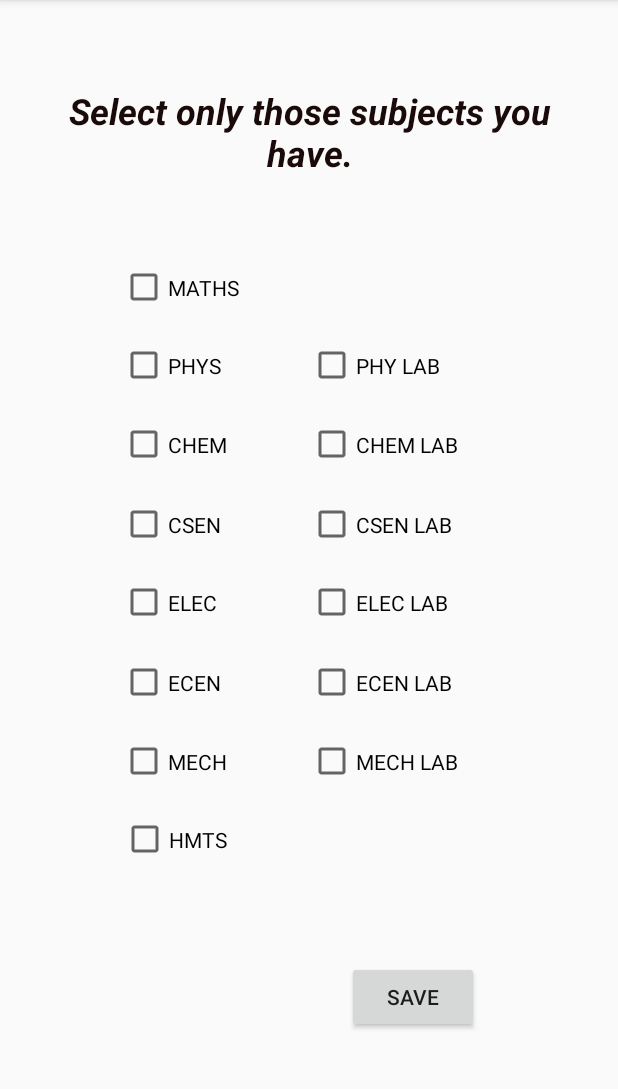
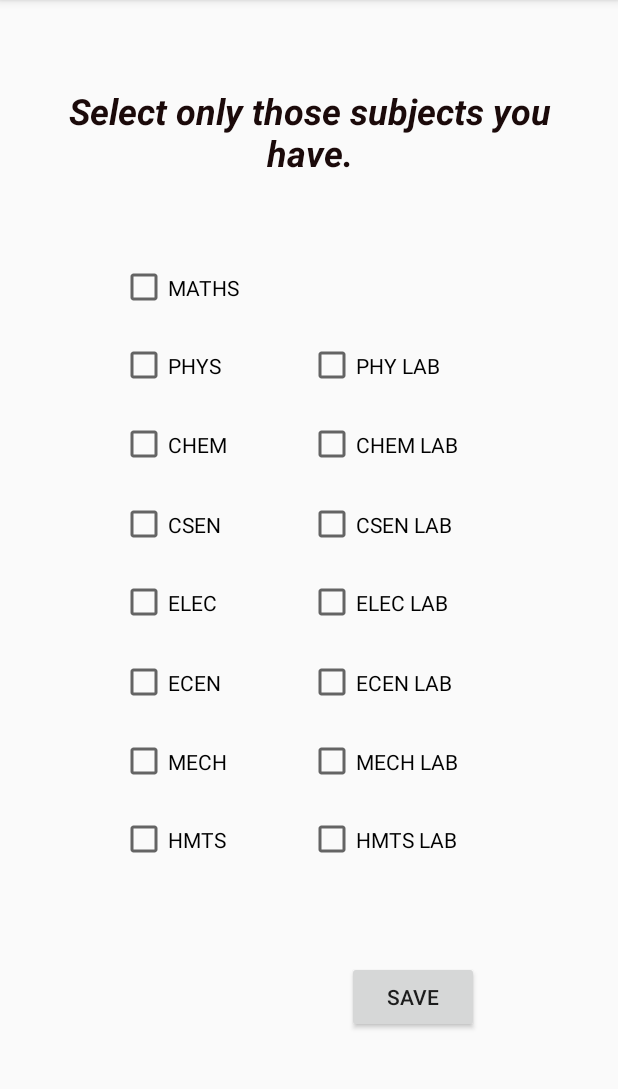
Before and after one commit to LogaN210101/Attendance-Manager, an Android app: the Studentsubs screen opened directly, with no data from a screen before it, after a tap on "SAVE", on a phone screen of 412 x 824 dp, the part 84-1173 px from its top. Run offline under Robolectric (Android 15) with nearby library versions, the light colour scheme and no system bars.

Commit message:
Added one more subject.

```diff
--- a/app/src/main/java/com/example/attendancemanager/Studentsubs.java
+++ b/app/src/main/java/com/example/attendancemanager/Studentsubs.java
@@ -12,7 +12,7 @@ import android.widget.Toast;
 
 public class Studentsubs extends AppCompatActivity {
     private Button save;
-    private CheckBox MATHS,PHYS,PHLAB,CHEM,CHLAB,ELEC,ELECLAB,ECE,ECELAB,MECH,MECHLAB,HMTS,CSEN,CSLAB;
+    private CheckBox MATHS,PHYS,PHLAB,CHEM,CHLAB,ELEC,ELECLAB,ECE,ECELAB,MECH,MECHLAB,HMTS,HMTSLAB,CSEN,CSLAB;
     String subjects[]=new String[14],Subs="";
     int i=0,a=0;
     @Override
@@ -33,6 +33,7 @@ public class Studentsubs extends AppCompatActivity {
         MECH=findViewById(R.id.mechanical);
         MECHLAB=findViewById(R.id.mechlab);
         HMTS=findViewById(R.id.humanities);
+        HMTSLAB=findViewById(R.id.hmtslab);
         CSEN=findViewById(R.id.computer);
         CSLAB=findViewById(R.id.cslab);
 
@@ -74,6 +75,8 @@ public class Studentsubs extends AppCompatActivity {
             subjects[i++] = MECHLAB.getText().toString();
         if (HMTS.isChecked())
             subjects[i++] = HMTS.getText().toString();
+        if (HMTSLAB.isChecked())
+            subjects[i++] = HMTSLAB.getText().toString();
 
 
 
--- a/app/src/main/res/layout/activity_studentsubs.xml
+++ b/app/src/main/res/layout/activity_studentsubs.xml
@@ -22,13 +22,13 @@
 
     <CheckBox
         android:id="@+id/maths"
-        android:layout_width="250dp"
+        android:layout_width="125dp"
         android:layout_height="50dp"
         android:text="MATHS"
 
         app:layout_constraintBottom_toBottomOf="parent"
         app:layout_constraintEnd_toEndOf="parent"
-        app:layout_constraintHorizontal_bias="0.493"
+        app:layout_constraintHorizontal_bias="0.279"
         app:layout_constraintStart_toStartOf="parent"
         app:layout_constraintTop_toTopOf="parent"
         app:layout_constraintVertical_bias="0.232" />
@@ -100,13 +100,13 @@
 
     <CheckBox
         android:id="@+id/humanities"
-        android:layout_width="250dp"
+        android:layout_width="125dp"
         android:layout_height="50dp"
         android:text="HMTS"
 
         app:layout_constraintBottom_toBottomOf="parent"
         app:layout_constraintEnd_toEndOf="parent"
-        app:layout_constraintHorizontal_bias="0.496"
+        app:layout_constraintHorizontal_bias="0.279"
         app:layout_constraintStart_toStartOf="parent"
         app:layout_constraintTop_toTopOf="parent"
         app:layout_constraintVertical_bias="0.745" />
@@ -218,4 +218,16 @@
         app:layout_constraintTop_toTopOf="parent"
         app:layout_constraintVertical_bias="0.89" />
 
+    <CheckBox
+        android:id="@+id/hmtslab"
+        android:layout_width="125dp"
+        android:layout_height="50dp"
+        android:text="HMTS LAB"
+        app:layout_constraintBottom_toBottomOf="parent"
+        app:layout_constraintEnd_toEndOf="parent"
+        app:layout_constraintHorizontal_bias="0.716"
+        app:layout_constraintStart_toStartOf="parent"
+        app:layout_constraintTop_toTopOf="parent"
+        app:layout_constraintVertical_bias="0.745" />
+
 </androidx.constraintlayout.widget.ConstraintLayout>
```
